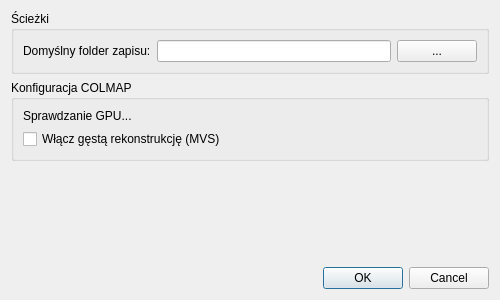
This is src/SettingsDialog.ui in RareIcubu/Image-to-3D as Qt 5 draws it before an edit. The edited form follows.
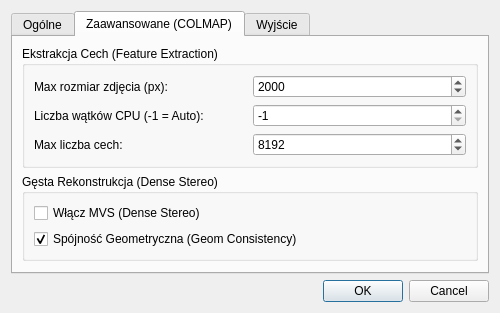
This is the edited form. The open tabs and pages were chosen to show the change.

What changed in the file:
```diff
--- a/src/SettingsDialog.ui
+++ b/src/SettingsDialog.ui
@@ -15,10 +15,24 @@
   </property>
   <layout class="QVBoxLayout" name="verticalLayout">
    <item>
+    <widget class="QTabWidget" name="tabWidget">
+     <property name="currentIndex">
+      <number>0</number>
+     </property>
+     
+     <!-- TAB 1: OGÓLNE -->
+     <widget class="QWidget" name="tab_general">
+      <attribute name="title">
+       <string>Ogólne</string>
+      </attribute>
+      <layout class="QVBoxLayout" name="verticalLayout_tab1">
+       <item>
     <widget class="QGroupBox" name="groupBox">
      <property name="title">
-      <string>Ścieżki</string>
-     </property>
+          <string>Ścieżki i Status</string>
+         </property>
+         <layout class="QVBoxLayout" name="verticalLayout_paths">
+          <item>
      <layout class="QHBoxLayout" name="horizontalLayout">
       <item>
        <widget class="QLabel" name="label">
@@ -38,14 +52,7 @@
        </widget>
       </item>
      </layout>
-    </widget>
-   </item>
-   <item>
-    <widget class="QGroupBox" name="groupBox_2">
-     <property name="title">
-      <string>Konfiguracja COLMAP</string>
-     </property>
-     <layout class="QVBoxLayout" name="verticalLayout_2">
+          </item>
       <item>
        <widget class="QLabel" name="lblGpuStatus">
         <property name="text">
@@ -53,10 +60,164 @@
         </property>
        </widget>
       </item>
+         </layout>
+        </widget>
+       </item>
+       <item>
+        <widget class="QGroupBox" name="groupBox_presets">
+         <property name="title">
+          <string>Szybkie ustawienia</string>
+         </property>
+         <layout class="QHBoxLayout" name="horizontalLayout_quality">
+          <item>
+           <widget class="QLabel" name="label_quality">
+            <property name="text">
+             <string>Jakość rekonstrukcji (Preset):</string>
+            </property>
+           </widget>
+          </item>
+          <item>
+           <widget class="QComboBox" name="comboQuality">
+            <item>
+             <property name="text">
+              <string>Niska (Szybka)</string>
+             </property>
+            </item>
+            <item>
+             <property name="text">
+              <string>Średnia (Domyślna)</string>
+             </property>
+            </item>
+            <item>
+             <property name="text">
+              <string>Wysoka (Szczegółowa)</string>
+             </property>
+            </item>
+           </widget>
+          </item>
+         </layout>
+        </widget>
+       </item>
+       <item>
+        <spacer name="verticalSpacer_1">
+         <property name="orientation">
+          <enum>Qt::Vertical</enum>
+         </property>
+         <property name="sizeHint" stdset="0">
+          <size>
+           <width>20</width>
+           <height>40</height>
+          </size>
+         </property>
+        </spacer>
+       </item>
+      </layout>
+     </widget>
+
+     <!-- TAB 2: ZAAWANSOWANE (COLMAP) -->
+     <widget class="QWidget" name="tab_advanced">
+      <attribute name="title">
+       <string>Zaawansowane (COLMAP)</string>
+      </attribute>
+      <layout class="QVBoxLayout" name="verticalLayout_tab2">
+       <item>
+        <widget class="QGroupBox" name="groupBox_features">
+         <property name="title">
+          <string>Ekstrakcja Cech (Feature Extraction)</string>
+         </property>
+         <layout class="QGridLayout" name="gridLayout_feat">
+          <item row="0" column="0">
+           <widget class="QLabel" name="label_imgsize">
+            <property name="text">
+             <string>Max rozmiar zdjęcia (px):</string>
+            </property>
+           </widget>
+          </item>
+          <item row="0" column="1">
+           <widget class="QSpinBox" name="spinMaxImageSize">
+            <property name="minimum">
+             <number>0</number>
+            </property>
+            <property name="maximum">
+             <number>10000</number>
+            </property>
+            <property name="value">
+             <number>2000</number>
+            </property>
+            <property name="singleStep">
+             <number>100</number>
+            </property>
+            <property name="toolTip">
+             <string>Mniejszy rozmiar = Mniej RAMu (Unika błędu OOM Code 9)</string>
+            </property>
+           </widget>
+          </item>
+          <item row="1" column="0">
+           <widget class="QLabel" name="label_threads">
+            <property name="text">
+             <string>Liczba wątków CPU (-1 = Auto):</string>
+            </property>
+           </widget>
+          </item>
+          <item row="1" column="1">
+           <widget class="QSpinBox" name="spinThreads">
+            <property name="minimum">
+             <number>-1</number>
+            </property>
+            <property name="maximum">
+             <number>64</number>
+            </property>
+            <property name="value">
+             <number>-1</number>
+            </property>
+           </widget>
+          </item>
+          <item row="2" column="0">
+           <widget class="QLabel" name="label_features">
+            <property name="text">
+             <string>Max liczba cech:</string>
+            </property>
+           </widget>
+          </item>
+          <item row="2" column="1">
+           <widget class="QSpinBox" name="spinMaxFeatures">
+            <property name="minimum">
+             <number>0</number>
+            </property>
+            <property name="maximum">
+             <number>30000</number>
+            </property>
+            <property name="value">
+             <number>8192</number>
+            </property>
+            <property name="singleStep">
+             <number>1024</number>
+            </property>
+           </widget>
+          </item>
+         </layout>
+        </widget>
+       </item>
+       <item>
+        <widget class="QGroupBox" name="groupBox_dense">
+         <property name="title">
+          <string>Gęsta Rekonstrukcja (Dense Stereo)</string>
+         </property>
+         <layout class="QVBoxLayout" name="verticalLayout_dense">
       <item>
        <widget class="QCheckBox" name="chkEnableMVS">
         <property name="text">
-         <string>Włącz gęstą rekonstrukcję (MVS)</string>
+             <string>Włącz MVS (Dense Stereo)</string>
+            </property>
+           </widget>
+          </item>
+          <item>
+           <widget class="QCheckBox" name="chkGeomConsistency">
+            <property name="text">
+             <string>Spójność Geometryczna (Geom Consistency)</string>
+            </property>
+            <property name="checked">
+             <bool>true</bool>
         </property>
         <property name="toolTip">
          <string>Wymaga karty graficznej NVIDIA. Generuje gęstą chmurę punktów i mesh.</string>
@@ -67,7 +228,7 @@
     </widget>
    </item>
    <item>
-    <spacer name="verticalSpacer">
+        <spacer name="verticalSpacer_2">
      <property name="orientation">
       <enum>Qt::Vertical</enum>
      </property>
@@ -78,6 +239,68 @@
       </size>
      </property>
     </spacer>
+       </item>
+      </layout>
+     </widget>
+
+     <!-- TAB 3: WYJŚCIE -->
+     <widget class="QWidget" name="tab_output">
+      <attribute name="title">
+       <string>Wyjście</string>
+      </attribute>
+      <layout class="QVBoxLayout" name="verticalLayout_tab3">
+       <item>
+        <widget class="QGroupBox" name="groupBox_output">
+         <property name="title">
+          <string>Formaty Plików</string>
+         </property>
+         <layout class="QHBoxLayout" name="horizontalLayout_fmt">
+          <item>
+           <widget class="QLabel" name="label_format">
+            <property name="text">
+             <string>Format modelu 3D:</string>
+            </property>
+           </widget>
+          </item>
+          <item>
+           <widget class="QComboBox" name="comboOutputFormat">
+            <item>
+             <property name="text">
+              <string>PLY (Cloud/Mesh)</string>
+             </property>
+             <property name="data">
+              <string>PLY</string>
+             </property>
+            </item>
+            <item>
+             <property name="text">
+              <string>OBJ (Mesh)</string>
+             </property>
+             <property name="data">
+              <string>OBJ</string>
+             </property>
+            </item>
+           </widget>
+          </item>
+         </layout>
+        </widget>
+       </item>
+       <item>
+        <spacer name="verticalSpacer_3">
+         <property name="orientation">
+          <enum>Qt::Vertical</enum>
+         </property>
+         <property name="sizeHint" stdset="0">
+          <size>
+           <width>20</width>
+           <height>40</height>
+          </size>
+         </property>
+        </spacer>
+       </item>
+      </layout>
+     </widget>
+    </widget>
    </item>
    <item>
     <widget class="QDialogButtonBox" name="buttonBox">
```
Left out of the diff: 2 changed lines with no effect on the pictures. Lines whose indentation alone changed are shown as unchanged.
